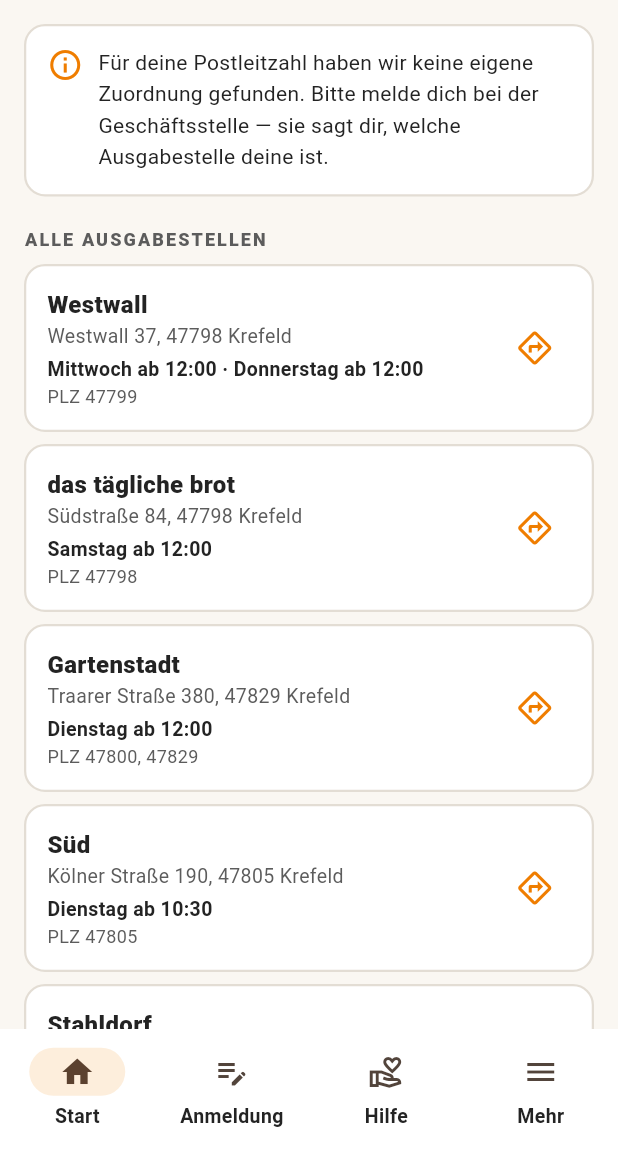
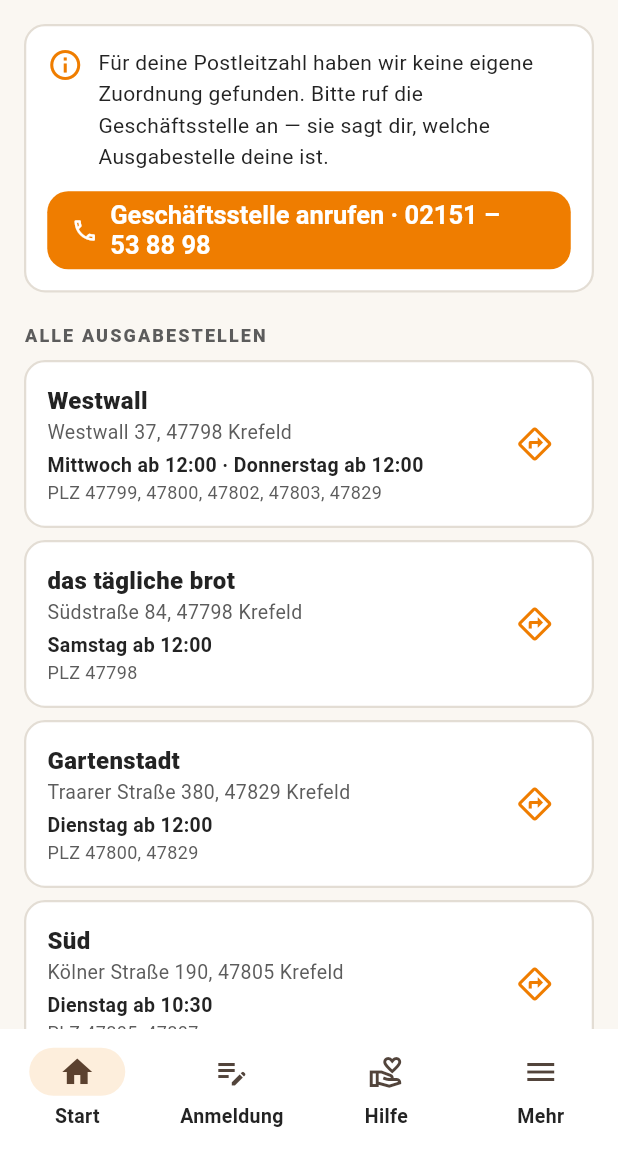
Before and after one commit to efftobi/tafel-krefeld-app, a Flutter app: the HomeShell screen opened directly with empty values, on a phone screen of 412 x 824 dp, the part 87-1236 px from its top. Run offline on Flutter 3.47's test engine with Material 3 defaults, Android fonts, the phone set to English and light mode, and no system bars; our stand-ins replace shared_preferences; accounts and stored records are empty.

Commit message:
fix(daten): PLZ-Zuordnung auf Mehrfach-Zuordnung umstellen (Stand 20.07.2026)
Verifikation auf tafel-krefeld.de/was-wir-tun ergab überlappende PLZ-
Bereiche. Das Datenmodell ordnete bisher jede PLZ genau einer Stelle zu.

- ausgabestellenFuerPlz() liefert jetzt eine Liste statt einer einzelnen
  Stelle; leere Liste = unbekannte PLZ.
- PLZ korrigiert: Westwall 47799/47800/47802/47803/47829 (vorher nur 47799),
  Süd 47805/47807, Stahldorf 47804/47805/47807 (47806 entfernt — nicht auf
  der Website), tägliches Brot 47798 mit Anmeldung samstags 12:45 vor Ort.
  47805/47807 (Süd+Stahldorf) und 47800/47829 (Westwall+Gartenstadt)
  überschneiden sich nun bewusst.
- Gartenstadt/Oppum waren nicht Teil der Verifikation; PLZ belassen und im
  Code als noch zu bestätigen markiert.
- Start-Screen zeigt bei mehreren zuständigen Stellen alle an; unbekannte
  PLZ führen zu einem Button "Geschäftsstelle anrufen (02151 538898)".
- seed.sql und docs/konzept.md nachgezogen, Tests erweitert (Überlappung,
  47806 entfernt, Westwall-Bereich).

Co-Authored-By: Claude Opus 4.8 <noreply@anthropic.com>
Claude-Session: https://claude.ai/code/session_01DiQjTtKTvv1rY3cTNR9WkC

```diff
--- a/app/lib/data/ausgabestellen.dart
+++ b/app/lib/data/ausgabestellen.dart
@@ -71,13 +71,19 @@ const geschaeftsstelle = (
 );
 
 const ausgabestellen = <Ausgabestelle>[
+  // PLZ-Zuordnung verifiziert am 20.07.2026 auf tafel-krefeld.de/was-wir-tun.
+  // Die Bereiche überschneiden sich (eine PLZ kann zu mehreren Stellen gehören)
+  // — deshalb liefert ausgabestellenFuerPlz() eine Liste. Die Website nennt für
+  // Westwall zusätzlich „und weitere" PLZ; die Liste ist also nicht
+  // abschließend. Unbekannte PLZ → Hinweis „Geschäftsstelle anrufen".
   Ausgabestelle(
     id: 'westwall',
     name: 'Westwall',
     ort: 'Tafel Krefeld, Geschäftsstelle',
     strasse: 'Westwall 37',
     plzOrt: '47798 Krefeld',
-    plzBereiche: ['47799'],
+    // Laut Website: 47799, 47800, 47802, 47803, 47829 „und weitere".
+    plzBereiche: ['47799', '47800', '47802', '47803', '47829'],
     zeiten: [Ausgabezeit(3, '12:00'), Ausgabezeit(4, '12:00')],
   ),
   Ausgabestelle(
@@ -88,7 +94,9 @@ const ausgabestellen = <Ausgabestelle>[
     plzOrt: '47798 Krefeld',
     plzBereiche: ['47798'],
     zeiten: [Ausgabezeit(6, '12:00')],
-    hinweis: 'Kooperations-Ausgabestelle · eigene Gästekarten · Tel. 02151 602179',
+    hinweis: 'Kooperations-Ausgabestelle · eigene Gästekarten · '
+        'Anmeldung samstags 12:45 Uhr vor Ort (nicht über die Geschäftsstelle) · '
+        'Tel. 02151 602179',
   ),
   Ausgabestelle(
     id: 'gartenstadt',
@@ -96,6 +104,9 @@ const ausgabestellen = <Ausgabestelle>[
     ort: 'Pius-Lukas-Kirche',
     strasse: 'Traarer Straße 380',
     plzOrt: '47829 Krefeld',
+    // Nicht Teil der Verifikation vom 20.07.2026 (Website führte Gartenstadt
+    // dort nicht mit PLZ auf). Bisherige Recherche belassen; 47800/47829
+    // überschneiden sich dadurch mit Westwall. Bei nächster Prüfung bestätigen.
     plzBereiche: ['47800', '47829'],
     zeiten: [Ausgabezeit(2, '12:00')],
   ),
@@ -105,7 +116,7 @@ const ausgabestellen = <Ausgabestelle>[
     ort: 'Freizeitzentrum Süd',
     strasse: 'Kölner Straße 190',
     plzOrt: '47805 Krefeld',
-    plzBereiche: ['47805'],
+    plzBereiche: ['47805', '47807'],
     zeiten: [Ausgabezeit(2, '10:30')],
   ),
   Ausgabestelle(
@@ -114,7 +125,9 @@ const ausgabestellen = <Ausgabestelle>[
     ort: 'Pfarrsaal St. Bonifatius',
     strasse: 'Bonifatiusstraße 17',
     plzOrt: '47807 Krefeld',
-    plzBereiche: ['47804', '47806', '47807'],
+    // 47806 stand am 20.07.2026 nicht auf der Website → entfernt. 47805/47807
+    // überschneiden sich mit Süd.
+    plzBereiche: ['47804', '47805', '47807'],
     zeiten: [Ausgabezeit(5, '13:00')],
   ),
   Ausgabestelle(
@@ -123,15 +136,16 @@ const ausgabestellen = <Ausgabestelle>[
     ort: 'Jugendfreizeitzentrum',
     strasse: 'Herbertzstraße 205',
     plzOrt: '47809 Krefeld',
+    // Nicht Teil der Verifikation vom 20.07.2026; bisherige Recherche belassen.
     plzBereiche: ['47809'],
     zeiten: [Ausgabezeit(4, '11:00')],
   ),
 ];
 
-/// Zuständige Ausgabestelle für eine PLZ, oder null wenn unbekannt.
-Ausgabestelle? ausgabestelleFuerPlz(String plz) {
-  for (final a in ausgabestellen) {
-    if (a.plzBereiche.contains(plz)) return a;
-  }
-  return null;
-}
+/// Alle für eine PLZ zuständigen Ausgabestellen (in Anzeige-Reihenfolge).
+///
+/// Bereiche überschneiden sich, daher können es mehrere sein. Ist die Liste
+/// leer, ist die PLZ unbekannt → in der UI auf „Geschäftsstelle anrufen"
+/// ($geschaeftsstelle.telefonAnzeige) hinweisen.
+List<Ausgabestelle> ausgabestellenFuerPlz(String plz) =>
+    [for (final a in ausgabestellen) if (a.plzBereiche.contains(plz)) a];
--- a/app/lib/l10n/strings.dart
+++ b/app/lib/l10n/strings.dart
@@ -39,9 +39,13 @@ const _de = <String, String>{
   'tab.hilfe': 'Hilfe',
   'tab.mehr': 'Mehr',
   'start.yourStation': 'DEINE AUSGABESTELLE',
+  'start.multipleStations':
+      'Für deine Postleitzahl sind mehrere Ausgabestellen zuständig. '
+      'Du kannst dir eine aussuchen:',
+  'start.callOffice': 'Geschäftsstelle anrufen',
   'start.unknownPlz':
       'Für deine Postleitzahl haben wir keine eigene Zuordnung gefunden. '
-      'Bitte melde dich bei der Geschäftsstelle — sie sagt dir, welche Ausgabestelle deine ist.',
+      'Bitte ruf die Geschäftsstelle an — sie sagt dir, welche Ausgabestelle deine ist.',
   'start.nextIssue': 'Nächste Ausgabe',
   'start.route': 'Route',
   'start.call': 'Anrufen',
@@ -109,9 +113,13 @@ const _en = <String, String>{
   'tab.hilfe': 'Help',
   'tab.mehr': 'More',
   'start.yourStation': 'YOUR DISTRIBUTION POINT',
+  'start.multipleStations':
+      'Several distribution points serve your postal code. '
+      'You can choose one:',
+  'start.callOffice': 'Call the office',
   'start.unknownPlz':
       'We could not match your postal code to a distribution point. '
-      'Please contact the office — they will tell you which one is yours.',
+      'Please call the office — they will tell you which one is yours.',
   'start.nextIssue': 'Next distribution',
   'start.route': 'Route',
   'start.call': 'Call',
--- a/app/lib/screens/start_tab.dart
+++ b/app/lib/screens/start_tab.dart
@@ -20,9 +20,129 @@ class StartTab extends StatelessWidget {
     return '$tag, ${termin.day}.${termin.month}. · ab $zeit';
   }
 
+  /// Oranger Kopf-Block einer zuständigen Ausgabestelle.
+  Widget _stationHeader(String lang, Ausgabestelle a) {
+    return Container(
+      padding: const EdgeInsets.all(16),
+      decoration: BoxDecoration(
+        color: TafelColors.orange,
+        borderRadius: BorderRadius.circular(16),
+      ),
+      child: Column(
+        crossAxisAlignment: CrossAxisAlignment.start,
+        children: [
+          Text('${t(lang, 'start.yourStation')} · PLZ $plz',
+              style: const TextStyle(
+                  color: Colors.white70,
+                  fontSize: 11,
+                  fontWeight: FontWeight.w700,
+                  letterSpacing: 1.4)),
+          const SizedBox(height: 4),
+          Text(a.name,
+              style: const TextStyle(
+                  color: Colors.white, fontSize: 22, fontWeight: FontWeight.w900)),
+          Text('${a.ort}\n${a.adresse}',
+              style: const TextStyle(color: Colors.white, fontSize: 14, height: 1.4)),
+        ],
+      ),
+    );
+  }
+
+  /// Detail-Karte mit nächstem Termin, Hinweis und Aktionen.
+  Widget _stationDetail(String lang, Ausgabestelle a) {
+    return TafelCard(
+      child: Column(
+        crossAxisAlignment: CrossAxisAlignment.start,
+        children: [
+          SectionLabel(t(lang, 'start.nextIssue')),
+          Row(
+            children: [
+              const Icon(Icons.event_available, color: TafelColors.green, size: 28),
+              const SizedBox(width: 10),
+              Expanded(
+                child: Text(_terminText(a),
+                    style: const TextStyle(fontSize: 17, fontWeight: FontWeight.w800)),
+              ),
+            ],
+          ),
+          const SizedBox(height: 6),
+          Container(
+            padding: const EdgeInsets.symmetric(horizontal: 10, vertical: 4),
+            decoration: BoxDecoration(
+              color: TafelColors.greenLight,
+              borderRadius: BorderRadius.circular(20),
+            ),
+            child: Text('✓ ${t(lang, 'start.takesPlace')}',
+                style: const TextStyle(
+                    color: TafelColors.green, fontWeight: FontWeight.w700, fontSize: 13)),
+          ),
+          const SizedBox(height: 8),
+          Text(t(lang, 'start.contribution'),
+              style: const TextStyle(color: TafelColors.grey, fontSize: 13)),
+          if (a.hinweis != null) ...[
+            const SizedBox(height: 4),
+            Text(a.hinweis!,
+                style: const TextStyle(color: TafelColors.grey, fontSize: 13)),
+          ],
+          const SizedBox(height: 12),
+          Row(
+            children: [
+              Expanded(
+                child: FilledButton.icon(
+                  onPressed: () => openRoute(a.adresse),
+                  icon: const Icon(Icons.map_outlined),
+                  label: Text(t(lang, 'start.route')),
+                ),
+              ),
+              const SizedBox(width: 8),
+              Expanded(
+                child: OutlinedButton.icon(
+                  onPressed: () => callPhone(geschaeftsstelle.telefon),
+                  icon: const Icon(Icons.call_outlined),
+                  label: Text(t(lang, 'start.call')),
+                ),
+              ),
+            ],
+          ),
+        ],
+      ),
+    );
+  }
+
+  /// Unbekannte PLZ: auf die Geschäftsstelle verweisen (mit Anruf-Button).
+  Widget _unknownPlzCard(String lang) {
+    return TafelCard(
+      child: Column(
+        crossAxisAlignment: CrossAxisAlignment.start,
+        children: [
+          Row(
+            crossAxisAlignment: CrossAxisAlignment.start,
+            children: [
+              const Icon(Icons.info_outline, color: TafelColors.orange),
+              const SizedBox(width: 10),
+              Expanded(
+                  child: Text(t(lang, 'start.unknownPlz'),
+                      style: const TextStyle(height: 1.5))),
+            ],
+          ),
+          const SizedBox(height: 12),
+          SizedBox(
+            width: double.infinity,
+            child: FilledButton.icon(
+              onPressed: () => callPhone(geschaeftsstelle.telefon),
+              icon: const Icon(Icons.call_outlined),
+              label: Text(
+                  '${t(lang, 'start.callOffice')} · ${geschaeftsstelle.telefonAnzeige}'),
+            ),
+          ),
+        ],
+      ),
+    );
+  }
+
   @override
   Widget build(BuildContext context) {
-    final meine = ausgabestelleFuerPlz(plz);
+    final meine = ausgabestellenFuerPlz(plz);
     return ListView(
       padding: const EdgeInsets.all(16),
       children: [
@@ -47,103 +167,26 @@ class StartTab extends StatelessWidget {
         ),
         const SizedBox(height: 16),
 
-        // ===== Deine Ausgabestelle =====
-        if (meine != null) ...[
-          Container(
-            padding: const EdgeInsets.all(16),
-            decoration: BoxDecoration(
-              color: TafelColors.orange,
-              borderRadius: BorderRadius.circular(16),
+        // ===== Deine Ausgabestelle(n) =====
+        // PLZ-Bereiche überschneiden sich, daher können mehrere zuständig sein.
+        // Leer = unbekannte PLZ → Hinweis „Geschäftsstelle anrufen".
+        if (meine.isEmpty)
+          _unknownPlzCard(lang)
+        else ...[
+          if (meine.length > 1)
+            Padding(
+              padding: const EdgeInsets.only(bottom: 10),
+              child: Text(t(lang, 'start.multipleStations'),
+                  style: const TextStyle(
+                      fontSize: 13, color: TafelColors.grey, height: 1.4)),
             ),
-            child: Column(
-              crossAxisAlignment: CrossAxisAlignment.start,
-              children: [
-                Text('${t(lang, 'start.yourStation')} · PLZ $plz',
-                    style: const TextStyle(
-                        color: Colors.white70,
-                        fontSize: 11,
-                        fontWeight: FontWeight.w700,
-                        letterSpacing: 1.4)),
-                const SizedBox(height: 4),
-                Text(meine.name,
-                    style: const TextStyle(
-                        color: Colors.white, fontSize: 22, fontWeight: FontWeight.w900)),
-                Text('${meine.ort}\n${meine.adresse}',
-                    style: const TextStyle(color: Colors.white, fontSize: 14, height: 1.4)),
-              ],
-            ),
-          ),
-          const SizedBox(height: 10),
-          TafelCard(
-            child: Column(
-              crossAxisAlignment: CrossAxisAlignment.start,
-              children: [
-                SectionLabel(t(lang, 'start.nextIssue')),
-                Row(
-                  children: [
-                    const Icon(Icons.event_available, color: TafelColors.green, size: 28),
-                    const SizedBox(width: 10),
-                    Expanded(
-                      child: Text(_terminText(meine),
-                          style: const TextStyle(fontSize: 17, fontWeight: FontWeight.w800)),
-                    ),
-                  ],
-                ),
-                const SizedBox(height: 6),
-                Container(
-                  padding: const EdgeInsets.symmetric(horizontal: 10, vertical: 4),
-                  decoration: BoxDecoration(
-                    color: TafelColors.greenLight,
-                    borderRadius: BorderRadius.circular(20),
-                  ),
-                  child: Text('✓ ${t(lang, 'start.takesPlace')}',
-                      style: const TextStyle(
-                          color: TafelColors.green, fontWeight: FontWeight.w700, fontSize: 13)),
-                ),
-                const SizedBox(height: 8),
-                Text(t(lang, 'start.contribution'),
-                    style: const TextStyle(color: TafelColors.grey, fontSize: 13)),
-                if (meine.hinweis != null) ...[
-                  const SizedBox(height: 4),
-                  Text(meine.hinweis!,
-                      style: const TextStyle(color: TafelColors.grey, fontSize: 13)),
-                ],
-                const SizedBox(height: 12),
-                Row(
-                  children: [
-                    Expanded(
-                      child: FilledButton.icon(
-                        onPressed: () => openRoute(meine.adresse),
-                        icon: const Icon(Icons.map_outlined),
-                        label: Text(t(lang, 'start.route')),
-                      ),
-                    ),
-                    const SizedBox(width: 8),
-                    Expanded(
-                      child: OutlinedButton.icon(
-                        onPressed: () => callPhone(geschaeftsstelle.telefon),
-                        icon: const Icon(Icons.call_outlined),
-                        label: Text(t(lang, 'start.call')),
-                      ),
-                    ),
-                  ],
-                ),
-              ],
-            ),
-          ),
-        ] else
-          TafelCard(
-            child: Row(
-              crossAxisAlignment: CrossAxisAlignment.start,
-              children: [
-                const Icon(Icons.info_outline, color: TafelColors.orange),
-                const SizedBox(width: 10),
-                Expanded(
-                    child: Text(t(lang, 'start.unknownPlz'),
-                        style: const TextStyle(height: 1.5))),
-              ],
-            ),
-          ),
+          for (var i = 0; i < meine.length; i++) ...[
+            _stationHeader(lang, meine[i]),
+            const SizedBox(height: 10),
+            _stationDetail(lang, meine[i]),
+            if (i < meine.length - 1) const SizedBox(height: 14),
+          ],
+        ],
 
         const SizedBox(height: 20),
 
```
Also changed, not shown: 3 other files.
